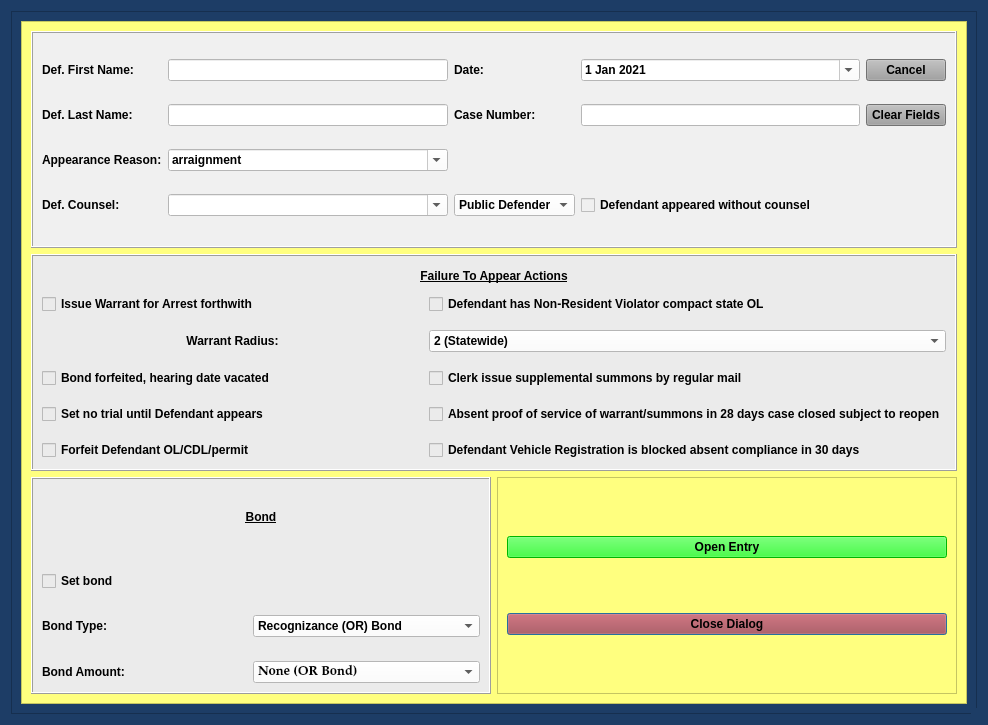
Before: the Qt Designer form package/views/ui/FailureToAppearDialog.ui in HunterProgram22/MuniEntry, drawn with Qt 5.
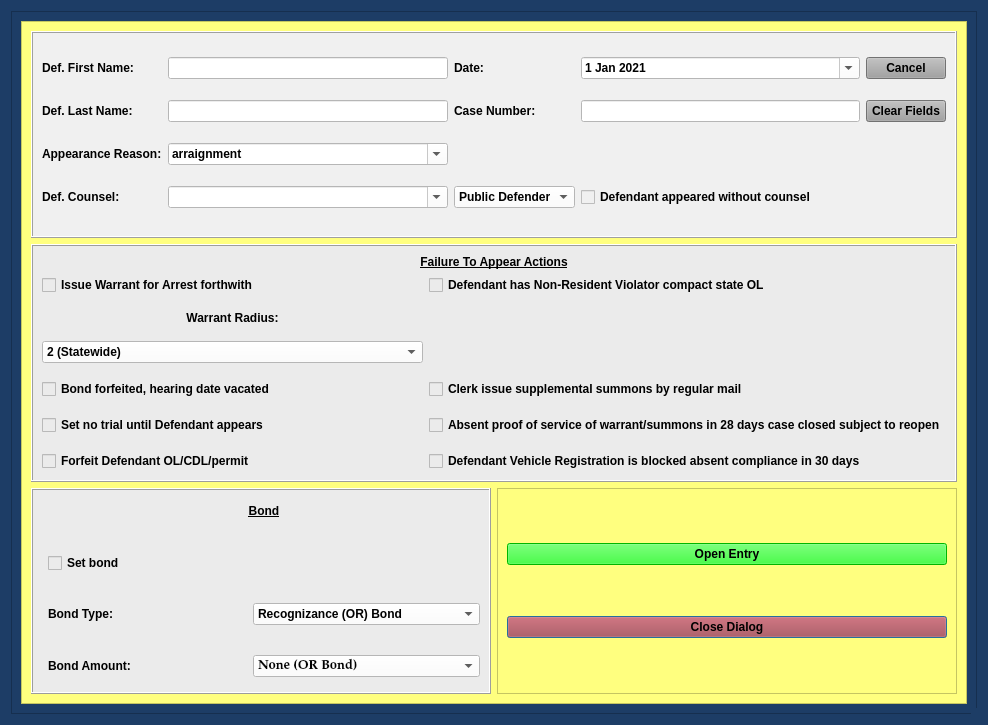
After: the same form once the commit is applied.

Commit message: Set bond boxes to hidden unless checked.

The edit to the form file:
```diff
--- a/package/views/ui/FailureToAppearDialog.ui
+++ b/package/views/ui/FailureToAppearDialog.ui
@@ -407,12 +407,21 @@
             </property>
             <layout class="QGridLayout" name="gridLayout_7">
              <item row="0" column="0">
-              <layout class="QGridLayout" name="gridLayout_5" rowstretch="0,0,0,0">
+              <layout class="QGridLayout" name="gridLayout_5" rowstretch="0,0,0,0" columnstretch="0,0">
+               <property name="sizeConstraint">
+                <enum>QLayout::SetDefaultConstraint</enum>
+               </property>
+               <property name="leftMargin">
+                <number>6</number>
+               </property>
+               <property name="bottomMargin">
+                <number>6</number>
+               </property>
                <property name="horizontalSpacing">
                 <number>6</number>
                </property>
                <property name="verticalSpacing">
-                <number>24</number>
+                <number>30</number>
                </property>
                <item row="2" column="0">
                 <widget class="QLabel" name="label_8">
@@ -643,41 +652,7 @@
                  </property>
                 </widget>
                </item>
-               <item row="1" column="1">
-                <widget class="QComboBox" name="arrest_warrant_radius_box">
-                 <property name="styleSheet">
-                  <string notr="true">background-color: rgb(255, 255, 255);</string>
-                 </property>
-                 <item>
-                  <property name="text">
-                   <string>2 (Statewide)</string>
-                  </property>
-                 </item>
-                 <item>
-                  <property name="text">
-                   <string>3 (100-mile radius)</string>
-                  </property>
-                 </item>
-                 <item>
-                  <property name="text">
-                   <string>4 (Delaware and adjacent counties)</string>
-                  </property>
-                 </item>
-                 <item>
-                  <property name="text">
-                   <string>5 (Delaware county only)</string>
-                  </property>
-                 </item>
-                </widget>
-               </item>
-               <item row="2" column="0">
-                <widget class="QCheckBox" name="bond_forfeited_checkBox">
-                 <property name="text">
-                  <string>Bond forfeited, hearing date vacated</string>
-                 </property>
-                </widget>
-               </item>
-               <item row="2" column="1">
+               <item row="3" column="1">
                 <widget class="QCheckBox" name="supplemental_summons_checkBox">
                  <property name="text">
                   <string>Clerk issue supplemental summons by regular mail</string>
@@ -685,33 +660,67 @@
                 </widget>
                </item>
                <item row="3" column="0">
+                <widget class="QCheckBox" name="bond_forfeited_checkBox">
+                 <property name="text">
+                  <string>Bond forfeited, hearing date vacated</string>
+                 </property>
+                </widget>
+               </item>
+               <item row="4" column="0">
                 <widget class="QCheckBox" name="set_no_trial_checkBox">
                  <property name="text">
                   <string>Set no trial until Defendant appears</string>
                  </property>
                 </widget>
                </item>
-               <item row="3" column="1">
-                <widget class="QCheckBox" name="proof_of_service_checkBox">
-                 <property name="text">
-                  <string>Absent proof of service of warrant/summons in 28 days case closed subject to reopen</string>
-                 </property>
-                </widget>
-               </item>
-               <item row="4" column="0">
+               <item row="5" column="0">
                 <widget class="QCheckBox" name="operator_license_checkBox">
                  <property name="text">
                   <string>Forfeit Defendant OL/CDL/permit</string>
                  </property>
                 </widget>
                </item>
-               <item row="4" column="1">
+               <item row="5" column="1">
                 <widget class="QCheckBox" name="registration_block_checkBox">
                  <property name="text">
                   <string>Defendant Vehicle Registration is blocked absent compliance in 30 days</string>
                  </property>
                 </widget>
                </item>
+               <item row="4" column="1">
+                <widget class="QCheckBox" name="proof_of_service_checkBox">
+                 <property name="text">
+                  <string>Absent proof of service of warrant/summons in 28 days case closed subject to reopen</string>
+                 </property>
+                </widget>
+               </item>
+               <item row="2" column="0">
+                <widget class="QComboBox" name="arrest_warrant_radius_box">
+                 <property name="styleSheet">
+                  <string notr="true">background-color: rgb(255, 255, 255);</string>
+                 </property>
+                 <item>
+                  <property name="text">
+                   <string>2 (Statewide)</string>
+                  </property>
+                 </item>
+                 <item>
+                  <property name="text">
+                   <string>3 (100-mile radius)</string>
+                  </property>
+                 </item>
+                 <item>
+                  <property name="text">
+                   <string>4 (Delaware and adjacent counties)</string>
+                  </property>
+                 </item>
+                 <item>
+                  <property name="text">
+                   <string>5 (Delaware county only)</string>
+                  </property>
+                 </item>
+                </widget>
+               </item>
               </layout>
              </item>
             </layout>
```
Left out of the diff: 4 changed lines with no effect on the pictures. The commit also changes 8 other files.
